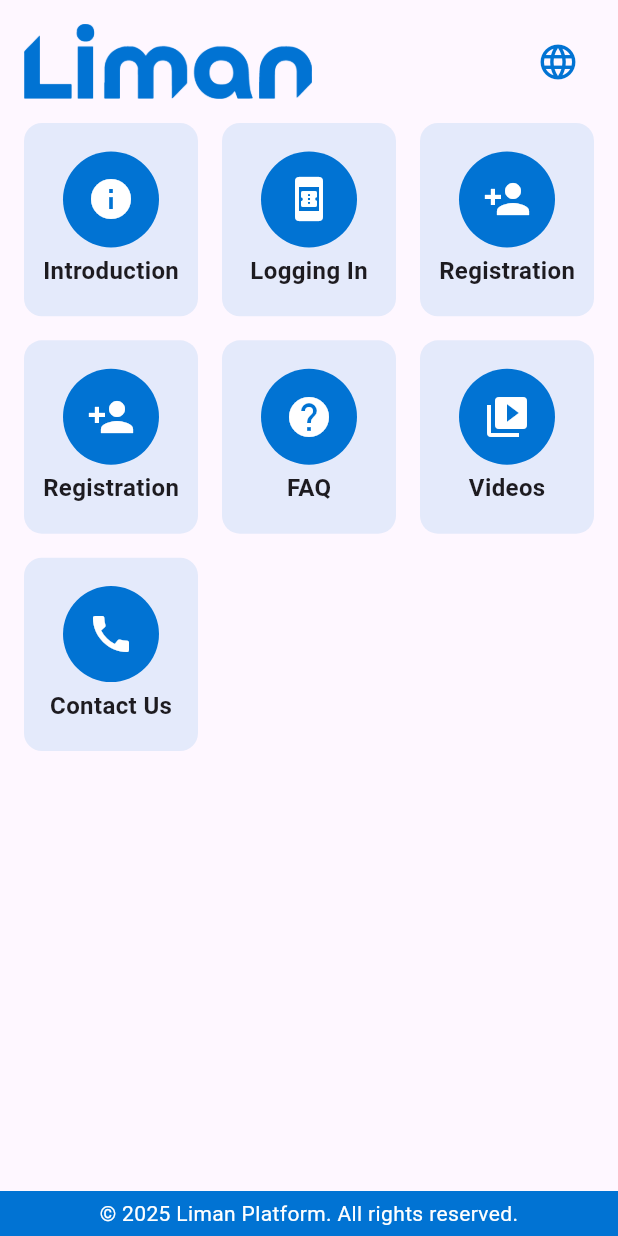
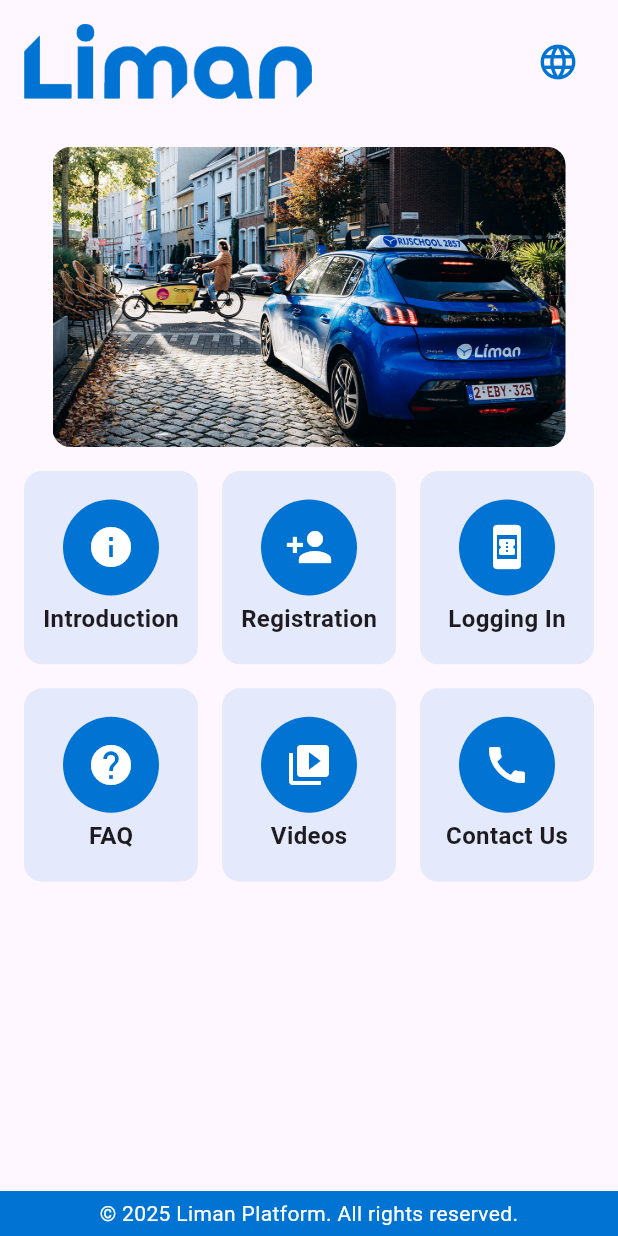
Before and after one commit to raj333921/limanplatform, a Flutter app: the screen it shows after launch, on a phone screen of 412 x 824 dp. Run offline on Flutter 3.47's test engine with Material 3 defaults, Android fonts, the phone set to English and light mode, and no system bars; drawn by our look-alikes of carousel_slider; our stand-ins replace easy_localization, video_player, webview_flutter.

Commit message:
fixed issues for all issues

```diff
--- a/assets/translations/en.json
+++ b/assets/translations/en.json
@@ -17,5 +17,9 @@
   "question3":"Can you drive with a provisional license?",
   "answer3":"Driving on the road begins after a practice period of up to 36 months, during which you have the choice of driving with a guide, or a period of 18 months without a guide.",
   "question4":"What if you took 20 hours of driving lessons?",
-  "answer4":"After obtaining a \"certificate of competency,\" you go to the town hall. There you can obtain your provisional M18 driving license through Liman Driving School, after which you can start driving independently."
+  "answer4":"After obtaining a \"certificate of competency,\" you go to the town hall. There you can obtain your provisional M18 driving license through Liman Driving School, after which you can start driving independently.",
+  "video1":"Traffic Signals",
+  "video2":"Parking right side",
+  "novideo":"No videos found.",
+  "searchvideo": "search for videos...."
 }
--- a/assets/translations/fr.json
+++ b/assets/translations/fr.json
@@ -18,5 +18,8 @@
   "answer3":"La conduite sur route commence après une période d'entraînement pouvant aller jusqu'à 36 mois, au cours de laquelle vous avez le choix entre conduire avec un guide et une période de 18 mois sans guide.",
   "question4":"Et si vous preniez 20 heures de cours de conduite ?",
   "answer4":"Après avoir obtenu un \"certificat d'aptitude\", vous vous rendrez à la mairie. Vous y obtiendrez votre permis de conduire provisoire M18 par l'intermédiaire de l'école de conduite de Liman, après quoi vous pourrez commencer à conduire de manière autonome."
-
+  ,"video1":"Traffic Signals - fr",
+  "video2":"Parking right side - fr",
+  "novideo":"No videos found. - fr",
+  "searchvideo": "search for videos.... - fr"
 }
--- a/assets/translations/nl.json
+++ b/assets/translations/nl.json
@@ -18,5 +18,8 @@
   "answer3":"Rijden op de weg begint na een oefenperiode van maximaal 36 maanden, waarbij je de keuze hebt om met een begeleider te rijden, of een periode van 18 maanden zonder begeleider.",
   "question4":"Wat als je 20 uur rijles hebt gevolgd?",
   "answer4":"Na het behalen van een ‘bekwaamheidsattest’, ga je naar het gemeentehuis. Daar kun je jouw voorlopig rijbewijs M18 verkrijgen via Rijschool Liman, waarna je zelfstandig kunt gaan rijden."
-
+,"video1":"Traffic Signals - nl",
+  "video2":"Parking right side - nl",
+  "novideo":"No videos found. - nl",
+  "searchvideo": "search for videos.... - nl"
 }
--- /dev/null
+++ b/lib/components/corousel.dart
@@ -0,0 +1,25 @@
+import 'package:carousel_slider/carousel_slider.dart';
+import 'package:flutter/material.dart';
+
+Widget buildImageCarousel(List<String> images) {
+  return CarouselSlider(
+    options: CarouselOptions(
+      height: 200,
+      autoPlay: true,
+      enlargeCenterPage: true,
+      autoPlayInterval: Duration(seconds: 10), // change time here
+      autoPlayAnimationDuration: Duration(milliseconds: 800), // slide speed
+      viewportFraction: 0.9,
+    ),
+    items: images.map((img) {
+      return Builder(
+        builder: (context) {
+          return ClipRRect(
+            borderRadius: BorderRadius.circular(12),
+            child: Image.asset(img, fit: BoxFit.cover, width: double.maxFinite),
+          );
+        },
+      );
+    }).toList(),
+  );
+}
--- a/lib/components/faq.dart
+++ b/lib/components/faq.dart
@@ -15,8 +15,8 @@ class _FAQPageState extends State<FAQPage> {
     return Scaffold(
       appBar: AppBar(
         title: const Text("FAQ"),
-        backgroundColor: Constants.background,
-        foregroundColor: Constants.primary,
+        backgroundColor: Constants.primary,
+        foregroundColor: Constants.background,
       ),
       body: Container(
         decoration: const BoxDecoration(
--- a/lib/constants.dart
+++ b/lib/constants.dart
@@ -1,4 +1,5 @@
 import 'package:flutter/material.dart';
+import 'package:limanplatform/dao/videoitem.dart';
 
 class Constants {
   static const primary = Color(0xFF0173D3);
@@ -7,9 +8,8 @@ class Constants {
   static const externallogin = "https://planrijles.nl/scripts/login";
   static final List<Map<String, dynamic>> items = [
     {'title': 'introduction', 'icon': Icons.info, 'color': primary},
+    {'title': 'registration', 'icon': Icons.person_add, 'color': primary},
     {'title': 'booking', 'icon': Icons.book_online, 'color': primary},
-    {'title': 'registration', 'icon': Icons.person_add, 'color': primary},
-    {'title': 'registration', 'icon': Icons.person_add, 'color': primary},
     {'title': 'faq', 'icon': Icons.help, 'color': primary},
     {'title': 'videos', 'icon': Icons.video_library, 'color': primary},
     {'title': 'contact_us', 'icon': Icons.call, 'color': primary},
@@ -21,4 +21,22 @@ class Constants {
     {"question": "question3", "answer": "answer3"},
     {"question": "question4", "answer": "answer4"},
   ];
+
+  static const List<String> images = [
+    'assets/images/banner1.png',
+    'assets/images/banner2.png',
+  ];
+
+  static List<videoitem> videos = [
+    videoitem(
+      title: "video1",
+      videoPath: "assets/videos/video1.mp4",
+      thumbnail: "assets/thumbnails/video1.png",
+    ),
+    videoitem(
+      title: "video2",
+      videoPath: "assets/videos/video2.mp4",
+      thumbnail: "assets/thumbnails/video1.png",
+    ),
+  ];
 }
--- /dev/null
+++ b/lib/dao/videoitem.dart
@@ -0,0 +1,12 @@
+// ignore: file_names
+class videoitem {
+  final String title;
+  final String videoPath;
+  final String thumbnail;
+
+  const videoitem({
+    required this.title,
+    required this.videoPath,
+    required this.thumbnail,
+  });
+}
--- a/lib/main.dart
+++ b/lib/main.dart
@@ -1,8 +1,10 @@
 import 'package:easy_localization/easy_localization.dart';
 import 'package:flutter/material.dart';
 import 'package:limanplatform/components/appconfig.dart';
+import 'package:limanplatform/components/corousel.dart';
 import 'package:limanplatform/components/dailogue.dart';
 import 'package:limanplatform/components/faq.dart';
+import 'package:limanplatform/components/videopage.dart';
 import 'package:limanplatform/components/webview_page.dart';
 import 'package:limanplatform/constants.dart';
 
@@ -40,6 +42,7 @@ class LimanPlatform extends StatelessWidget {
               // --- HEADER ---
               Padding(
                 padding: const EdgeInsets.all(16.0),
+
                 child: Row(
                   mainAxisAlignment: MainAxisAlignment.spaceBetween,
                   children: [
@@ -85,7 +88,10 @@ class LimanPlatform extends StatelessWidget {
                   ],
                 ),
               ),
-
+              Padding(
+                padding: const EdgeInsets.all(16),
+                child: buildImageCarousel(Constants.images),
+              ),
               // --- GRID ---
               Expanded(
                 child: Padding(
@@ -134,7 +140,13 @@ class LimanPlatform extends StatelessWidget {
                               ),
                             );
                           } else if (key == "videos") {
-                            DialogHelper.showSuccess(context);
+                            //DialogHelper.showSuccess(context);
+                            Navigator.push(
+                              context,
+                              MaterialPageRoute(
+                                builder: (context) => VideoPage(),
+                              ),
+                            );
                           } else if (key == "contact_us") {
                             Navigator.push(
                               context,
--- a/pubspec.yaml
+++ b/pubspec.yaml
@@ -30,6 +30,8 @@ environment:
 dependencies:
   webview_flutter: ^4.7.0
   easy_localization: ^3.0.3
+  carousel_slider: ^5.0.0
+  video_player: ^2.6.1
   http: ^1.1.0
   flutter:
     sdk: flutter
@@ -64,6 +66,10 @@ flutter:
   assets:
     - assets/logo.png
     - assets/translations/
+    - assets/images/
+    - assets/videos/video1.mp4
+    - assets/videos/video2.mp4
+    - assets/thumbnails/
 
   # To add assets to your application, add an assets section, like this:
   # assets:
```
Also changed, not shown: lib/components/videocard.dart (added, +76 -0 lines), lib/components/videopage.dart (added, +100 -0 lines), lib/components/videoplayerpage.dart (added, +101 -0 lines), lib/components/webview_page.dart (+6 -1 lines), assets/images/banner1.png (added), assets/images/banner2.png (added), assets/thumbnails/video1.png (added), assets/thumbnails/video2.png (added), pubspec.lock, 4 other files.
